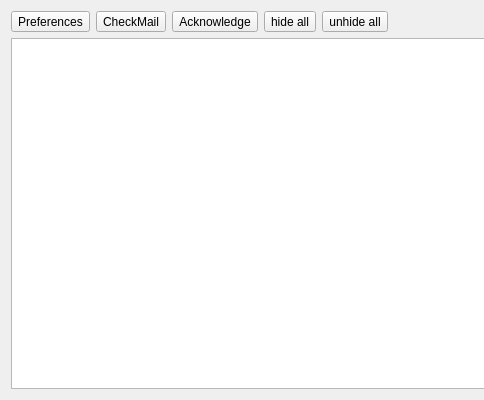
Old version of the form qtincoming.ui in the repository hardaker/qmailcheck; both pictures show x 0 to 484 and y 0 to 400 of the 800 by 400 pixel window.
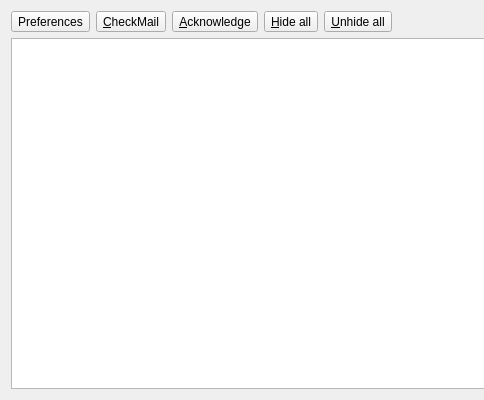
New version of the form.

Commit message: add key accelerators for the buttons

The edit to the form file:
```diff
--- a/qtincoming.ui
+++ b/qtincoming.ui
@@ -39,28 +39,28 @@
       <item>
        <widget class="QToolButton" name="checkMail">
         <property name="text">
-         <string>CheckMail</string>
+         <string>&amp;CheckMail</string>
         </property>
        </widget>
       </item>
       <item>
        <widget class="QToolButton" name="acknowledge">
         <property name="text">
-         <string>Acknowledge</string>
+         <string>&amp;Acknowledge</string>
         </property>
        </widget>
       </item>
       <item>
        <widget class="QToolButton" name="hideAll">
         <property name="text">
-         <string>hide all</string>
+         <string>&amp;Hide all</string>
         </property>
        </widget>
       </item>
       <item>
        <widget class="QToolButton" name="unhideAll">
         <property name="text">
-         <string>unhide all</string>
+         <string>&amp;Unhide all</string>
         </property>
        </widget>
       </item>
```
The commit also changes 2 other files.
